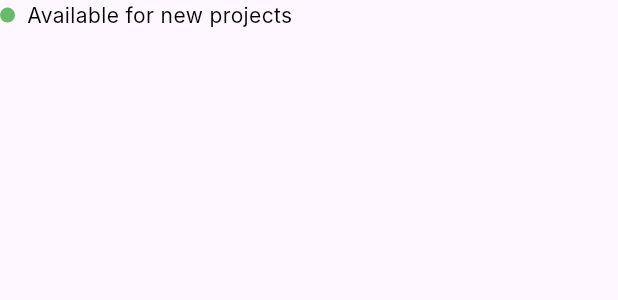
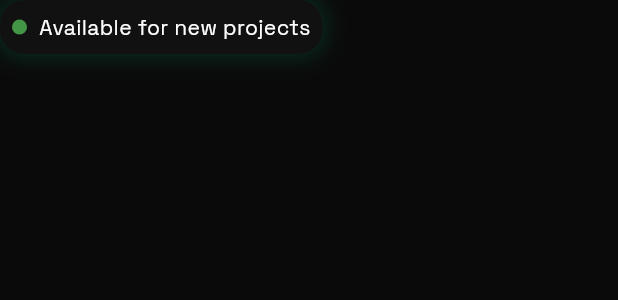
Before and after one commit to 3rigx/portfolio_web, a Flutter app: the BlinkingStatusIndicator widget shown alone on an empty page, opened directly, on a phone screen of 412 x 824 dp. Shown: the top 300 px of the screen. Run offline on Flutter 3.47's test engine with Material 3 defaults, Android fonts, the light colour scheme and no system bars; our stand-ins replace go_router, google_fonts, lottie; network calls fail; Roboto replaces fonts that are missing (Inter).

Commit message:
green theme

```diff
--- a/lib/components/lottie/lottie_comp.dart
+++ b/lib/components/lottie/lottie_comp.dart
@@ -16,13 +16,12 @@ class _LottieObjectState extends State<LottieObject> {
         'https://lottie.host/35fef9ef-5560-41dd-a79e-26b268d01a5d/E4x3M0F8do.json',
         fit: BoxFit.cover,
         options: LottieOptions(
-          enableMergePaths: true,
-        ),
+            enableMergePaths: true, enableApplyingOpacityToLayers: true),
         delegates: LottieDelegates(
           values: [
             ValueDelegate.opacity(
               ['**'],
-              value: 40,
+              value: 30,
             ),
           ],
         ),
--- a/lib/components/widgets/blinking_status.dart
+++ b/lib/components/widgets/blinking_status.dart
@@ -1,4 +1,7 @@
 import 'package:flutter/material.dart';
+import 'package:portfolio_web/components/widgets/hoverable_card.dart';
+
+import '../../theme/app_theme.dart';
 
 class BlinkingStatusIndicator extends StatefulWidget {
   final String text;
@@ -38,12 +41,12 @@ class _BlinkingStatusIndicatorState extends State<BlinkingStatusIndicator>
 
   @override
   Widget build(BuildContext context) {
-    return Container(
+    return HoverableCard(
+      child: Container(
         // padding: const EdgeInsets.symmetric(horizontal: 12, vertical: 8),
-      decoration: BoxDecoration(
-        // color: Colors.black,
-        borderRadius: BorderRadius.circular(4),
-      ),
+        decoration: AppTheme.glowingContainer,
+        child: Padding(
+          padding: const EdgeInsets.all(8.0),
           child: Row(
             mainAxisSize: MainAxisSize.min,
             children: [
@@ -55,7 +58,8 @@ class _BlinkingStatusIndicatorState extends State<BlinkingStatusIndicator>
                     height: widget.dotSize,
                     decoration: BoxDecoration(
                       shape: BoxShape.circle,
-                  color: widget.dotColor.withOpacity(_opacityAnimation.value),
+                      color:
+                          widget.dotColor.withOpacity(_opacityAnimation.value),
                     ),
                   );
                 },
@@ -64,11 +68,12 @@ class _BlinkingStatusIndicatorState extends State<BlinkingStatusIndicator>
               Text(
                 widget.text,
                 style: const TextStyle(
-              color: Colors.black,
                   fontSize: 14,
                 ),
               ),
             ],
+          ),
+        ),
       ),
     );
   }
--- a/lib/components/widgets/case_sturdy_card.dart
+++ b/lib/components/widgets/case_sturdy_card.dart
@@ -1,4 +1,6 @@
 import 'package:flutter/material.dart';
+
+import '../../theme/app_theme.dart';
 
 class CaseStudyCard extends StatefulWidget {
   final Map<String, dynamic> caseStudy;
@@ -34,10 +36,7 @@ class _CaseStudyCardState extends State<CaseStudyCard> {
   @override
   Widget build(BuildContext context) {
     return Container(
-      decoration: BoxDecoration(
-        borderRadius: BorderRadius.circular(16.0),
-        border: Border.all(color: Colors.black),
-      ),
+      decoration: AppTheme.glowingContainer,
       child: Column(
         children: [
           Flexible(
@@ -81,7 +80,6 @@ class _CaseStudyCardState extends State<CaseStudyCard> {
                               const Text(
                                 'INSIGHTS',
                                 style: TextStyle(
-                                  color: Colors.white,
                                   fontSize: 16,
                                   fontWeight: FontWeight.bold,
                                 ),
@@ -127,7 +125,7 @@ class _CaseStudyCardState extends State<CaseStudyCard> {
             flex: 1,
             child: Container(
               decoration: const BoxDecoration(
-                color: Colors.white,
+                //  color: Colors.white,
                 borderRadius: BorderRadius.only(
                   bottomLeft: Radius.circular(16.0),
                   bottomRight: Radius.circular(16.0),
@@ -146,7 +144,6 @@ class _CaseStudyCardState extends State<CaseStudyCard> {
                         Text(
                           'CASE STUDY ${widget.caseStudy['id']}',
                           style: const TextStyle(
-                            color: Colors.black,
                             fontSize: 12,
                             fontWeight: FontWeight.w200,
                           ),
@@ -158,7 +155,6 @@ class _CaseStudyCardState extends State<CaseStudyCard> {
                               child: Text(
                                 widget.caseStudy['title'],
                                 style: const TextStyle(
-                                  color: Colors.black,
                                   fontSize: 24,
                                   fontWeight: FontWeight.bold,
                                 ),
@@ -206,7 +202,6 @@ class _CaseStudyCardState extends State<CaseStudyCard> {
         Text(
           percentage,
           style: const TextStyle(
-            color: Colors.white,
             fontSize: 48,
             fontWeight: FontWeight.bold,
           ),
@@ -214,7 +209,6 @@ class _CaseStudyCardState extends State<CaseStudyCard> {
         Text(
           description,
           style: const TextStyle(
-            color: Colors.white,
             fontSize: 16,
           ),
         ),
@@ -227,7 +221,7 @@ class _CaseStudyCardState extends State<CaseStudyCard> {
       children: [
         const Icon(
           Icons.donut_small_sharp,
-          color: Colors.black,
+          // color: Colors.black,
           size: 10,
           weight: 88,
         ),
@@ -237,7 +231,7 @@ class _CaseStudyCardState extends State<CaseStudyCard> {
         Text(
           text,
           style: const TextStyle(
-            color: Colors.black,
+            // color: Colors.black,
             fontSize: 12,
             fontWeight: FontWeight.w500,
           ),
@@ -302,7 +296,6 @@ class _CaseStudyCardState extends State<CaseStudyCard> {
             Text(
               'View Case Study',
               style: TextStyle(
-                color: Colors.white,
                 fontSize: 14,
                 fontWeight: FontWeight.w500,
               ),
@@ -311,7 +304,6 @@ class _CaseStudyCardState extends State<CaseStudyCard> {
             Icon(
               Icons.arrow_outward_sharp,
               size: 16,
-              color: Colors.white,
             ),
           ],
         ),
--- /dev/null
+++ b/lib/components/widgets/hoverable_card.dart
@@ -0,0 +1,28 @@
+import 'package:flutter/material.dart';
+
+class HoverableCard extends StatefulWidget {
+  final Widget child;
+
+  const HoverableCard({super.key, required this.child});
+
+  @override
+  State<HoverableCard> createState() => _HoverableCardState();
+}
+
+class _HoverableCardState extends State<HoverableCard> {
+  bool isHovered = false;
+
+  @override
+  Widget build(BuildContext context) {
+    return MouseRegion(
+      onEnter: (_) => setState(() => isHovered = true),
+      onExit: (_) => setState(() => isHovered = false),
+      child: AnimatedContainer(
+        duration: const Duration(milliseconds: 200),
+        transform: Matrix4.identity()
+          ..scale(isHovered ? 1.02 : 1.0),
+        child: widget.child,
+      ),
+    );
+  }
+}
--- a/lib/components/widgets/social_button.dart
+++ b/lib/components/widgets/social_button.dart
@@ -30,12 +30,12 @@ class SocialButtonState extends State<SocialButton> {
           decoration: BoxDecoration(
             border: Border.all(color: Colors.black),
             borderRadius: BorderRadius.circular(20),
-            color: _isHovered ? Colors.black : Colors.white,
+            color: _isHovered ? Colors.white : Colors.black,
           ),
           child: Text(
             widget.text,
             style: TextStyle(
-              color: _isHovered ? Colors.white : Colors.black,
+              color: _isHovered ? Colors.black : Colors.white,
               fontSize: 6,
               fontWeight: FontWeight.bold,
             ),
--- /dev/null
+++ b/lib/theme/app_colors.dart
@@ -0,0 +1,12 @@
+// Define theme colors for dark mode with mint green accent
+import 'package:flutter/material.dart';
+
+final class AppColors {
+  static const background = Color(0xFF0A0A0A);
+  static const primary = Color(0xFF00FF9D);
+  static const primaryDark = Color(0xFF00CC7D);
+  static const surface = Color(0xFF111111);
+  static const text = Color(0xFFFFFFFF);
+}
+
+// Ask Copilot to help with ThemeData implementation using these colors
--- /dev/null
+++ b/lib/theme/app_theme.dart
@@ -0,0 +1,68 @@
+import 'package:flutter/material.dart';
+
+import 'app_colors.dart';
+import 'app_typo.dart';
+
+class AppTheme {
+  static const double borderRadius = 16.0;
+
+  static ThemeData darkTheme = ThemeData.dark().copyWith(
+    textTheme: AppTypography.textTheme,
+    primaryTextTheme: AppTypography.textTheme,
+    scaffoldBackgroundColor: AppColors.background,
+    primaryColor: AppColors.primary,
+    colorScheme: const ColorScheme.dark(
+      primary: AppColors.primary,
+      secondary: AppColors.primaryDark,
+      surface: AppColors.surface,
+      onSurface: AppColors.text,
+    ),
+    cardTheme: CardTheme(
+      color: AppColors.surface,
+      elevation: 4,
+      shape: RoundedRectangleBorder(
+        borderRadius: BorderRadius.circular(borderRadius),
+        side: const BorderSide(
+          color: Color(0xFF1A1A1A), // Very subtle border
+          width: 1.0,
+        ),
+      ),
+      margin: EdgeInsets.zero,
+    ),
+    elevatedButtonTheme: ElevatedButtonThemeData(
+      style: ElevatedButton.styleFrom(
+        backgroundColor: AppColors.primary,
+        foregroundColor: AppColors.background,
+        elevation: 4,
+        shadowColor: AppColors.primary.withOpacity(0.5),
+        shape: RoundedRectangleBorder(
+          borderRadius: BorderRadius.circular(borderRadius),
+        ),
+      ),
+    ),
+  );
+
+  static BoxDecoration glowingContainer = BoxDecoration(
+    color: AppColors.surface,
+    borderRadius: BorderRadius.circular(borderRadius),
+    boxShadow: [
+      BoxShadow(
+        color: AppColors.primary.withOpacity(0.15),
+        blurRadius: 12,
+        spreadRadius: 2,
+      ),
+    ],
+  );
+
+  static BoxDecoration primaryGlowingBorder = BoxDecoration(
+    border: Border.all(color: AppColors.primary),
+    borderRadius: BorderRadius.circular(borderRadius),
+    boxShadow: [
+      BoxShadow(
+        color: AppColors.primary.withOpacity(0.2),
+        blurRadius: 8,
+        spreadRadius: 1,
+      ),
+    ],
+  );
+}
--- /dev/null
+++ b/lib/theme/app_typo.dart
@@ -0,0 +1,41 @@
+import 'package:flutter/material.dart';
+
+import 'package:google_fonts/google_fonts.dart';
+
+import 'app_colors.dart';
+
+class AppTypography {
+  static final fontFamily = GoogleFonts.spaceGrotesk();
+  static final headingFamily = GoogleFonts.orbitron();
+
+  static TextTheme textTheme = TextTheme(
+    headlineLarge: headingFamily.copyWith(
+      fontSize: 32,
+      fontWeight: FontWeight.bold,
+      color: AppColors.text,
+    ),
+    headlineMedium: headingFamily.copyWith(
+      fontSize: 40,
+      fontWeight: FontWeight.bold,
+      color: AppColors.text,
+    ),
+    bodyLarge: fontFamily.copyWith(
+      fontSize: 16,
+      color: AppColors.text,
+    ),
+    bodyMedium: fontFamily.copyWith(
+      fontSize: 14,
+      color: AppColors.text,
+    ),
+    labelLarge: fontFamily.copyWith(
+      fontSize: 14,
+      fontWeight: FontWeight.w600,
+      color: AppColors.primary,
+    ),
+    labelSmall: fontFamily.copyWith(
+      fontSize: 14,
+      fontWeight: FontWeight.w600,
+      color: AppColors.primary,
+    ),
+  );
+}
```
Also changed, not shown: lib/components/sections/content_section.dart (+12 -12 lines), lib/components/sections/footer.dart (+7 -4 lines), lib/components/sections/my_stacks.dart (+13 -13 lines), lib/components/sections/navigation_bar.dart (+23 -27 lines), lib/components/widgets/stack_card.dart (+13 -14 lines), lib/components/widgets/studio_section.dart (+13 -33 lines), lib/main.dart (+7 -9 lines), lib/pages/portfolio_page.dart (+14 -8 lines). Lines whose indentation alone changed are shown as unchanged.
